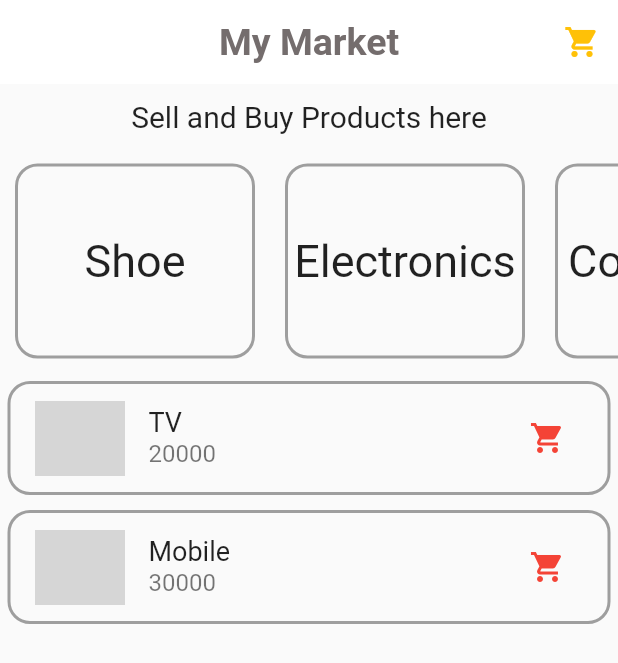
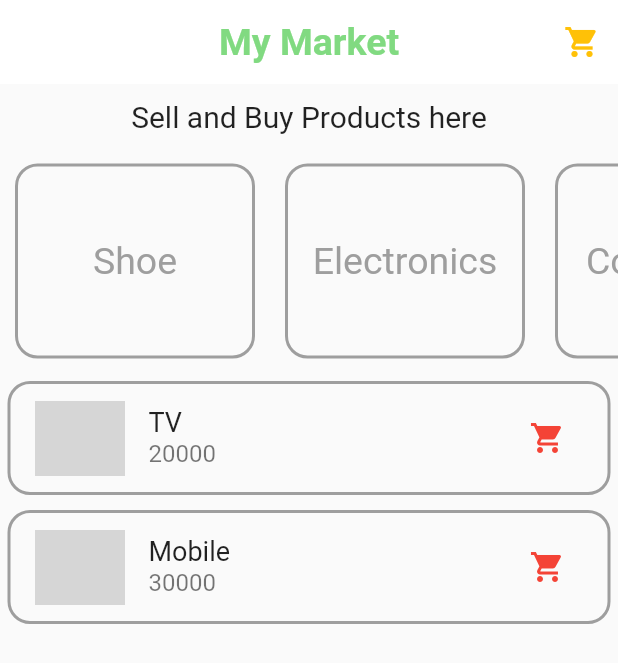
Before and after one commit to robel-milashu/e-commerce-practice, a Flutter app: the screen it shows after launch, on a phone screen of 412 x 824 dp. Shown: the top 663 px of the screen. Run offline on Flutter 3.47's test engine with Material 2 defaults, Android fonts, the phone set to English and light mode, and no system bars; grey boxes are pictures that could not be loaded.

Commit message:
product update

```diff
--- /dev/null
+++ b/lib/common/strings.dart
@@ -0,0 +1,14 @@
+import 'package:flutter/material.dart';
+
+class Strings {
+  final Color backgroundColor = const Color.fromARGB(255, 116, 109, 109);
+
+  static Color green = const Color.fromARGB(255, 129, 218, 129);
+
+  static Widget h40 = const SizedBox(
+    height: 40,
+  );
+  static Widget h10 = const SizedBox(
+    height: 10,
+  );
+}
--- a/lib/screens/products_screen.dart
+++ b/lib/screens/products_screen.dart
@@ -1,8 +1,9 @@
 import 'package:flutter/material.dart';
 import 'package:provider/provider.dart';
 import 'package:state_example/screens/reusable/category_container.dart';
-
+import 'package:state_example/screens/reusable/product_view.dart';
 import '../state/product_provider.dart';
+import '../common/strings.dart';
 
 class ProductsListScreen extends StatelessWidget {
   ProductsListScreen({super.key});
@@ -19,10 +20,11 @@ class ProductsListScreen extends StatelessWidget {
 
     return Scaffold(
       appBar: AppBar(
-        title: const Text(
+        title: Text(
           "My Market",
           style: TextStyle(
-              color: Color.fromARGB(255, 116, 109, 109),
+              color: Strings.green,
+              // color: Color.fromARGB(255, 116, 109, 109),
               fontSize: 25,
               fontWeight: FontWeight.bold),
         ),
@@ -49,9 +51,7 @@ class ProductsListScreen extends StatelessWidget {
       ),
       body: ListView(
         children: [
-          const SizedBox(
-            height: 10,
-          ),
+          Strings.h10,
           const Text(
             "Sell and Buy Products here",
             textAlign: TextAlign.center,
@@ -88,46 +88,23 @@ class ProductsListScreen extends StatelessWidget {
                   var product = productState
                           .categories[productState.selectedCategoryIndex]
                       ['products'][index];
-                  return Container(
-                    margin:
-                        const EdgeInsets.symmetric(vertical: 5, horizontal: 5),
-                    decoration: BoxDecoration(
-                        border: Border.all(width: 2, color: Colors.grey),
-                        borderRadius: BorderRadius.circular(15)),
-                    child: ListTile(
-                        leading: SizedBox(
-                          child: Image.asset(
-                            width: 60,
-                            height: 50,
-                            "assets/men-shoes.jpg",
-                            fit: BoxFit.contain,
-                          ),
-                        ),
-                        title: Text(
-                          product['brand'],
-                          style: const TextStyle(fontSize: 18),
-                        ),
-                        subtitle: Text(
-                          product['price'].toString(),
-                          style: const TextStyle(fontSize: 16),
-                        ),
+                  return ProductViewScreen(
+                    product: product,
                     trailing: IconButton(
                       onPressed:
-                              productState.selectedProducts.indexOf(product) ==
-                                      -1
+                          productState.selectedProducts.indexOf(product) == -1
                               ? () {
                                   productStateUpdate.addToCart(product);
                                 }
                               : () {},
                       icon: Icon(
                         Icons.shopping_cart,
-                            color: productState.selectedProducts
-                                        .indexOf(product) ==
-                                    -1
+                        color:
+                            productState.selectedProducts.indexOf(product) == -1
                                 ? Colors.red
                                 : Colors.grey,
                       ),
-                        )),
+                    ),
                   );
                 }),
           )
--- a/lib/screens/reusable/category_container.dart
+++ b/lib/screens/reusable/category_container.dart
@@ -15,7 +15,7 @@ class CategoryContainer extends StatelessWidget {
       child: Center(
         child: Text(
           title,
-          style: const TextStyle(fontSize: 30),
+          style: const TextStyle(fontSize: 25, color: Colors.grey),
         ),
       ),
     );
--- a/lib/screens/reusable/product_view.dart
+++ b/lib/screens/reusable/product_view.dart
@@ -1,8 +1,36 @@
+import 'package:flutter/material.dart';
+
 class ProductViewScreen extends StatelessWidget {
-  const ProductViewScreen({super.key});
+  ProductViewScreen({super.key, this.product, required this.trailing});
+  var product;
+
+  Widget trailing;
 
   @override
   Widget build(BuildContext context) {
-    return Container();
+    return Container(
+      margin: const EdgeInsets.symmetric(vertical: 5, horizontal: 5),
+      decoration: BoxDecoration(
+          border: Border.all(width: 2, color: Colors.grey),
+          borderRadius: BorderRadius.circular(15)),
+      child: ListTile(
+          leading: SizedBox(
+            child: Image.asset(
+              width: 60,
+              height: 50,
+              "assets/men-shoes.jpg",
+              fit: BoxFit.contain,
+            ),
+          ),
+          title: Text(
+            product['brand'],
+            style: const TextStyle(fontSize: 18),
+          ),
+          subtitle: Text(
+            product['price'].toString(),
+            style: const TextStyle(fontSize: 16),
+          ),
+          trailing: trailing),
+    );
   }
 }
```
Also changed, not shown: lib/screens/carts_screen.dart (+25 -19 lines). Lines whose indentation alone changed are shown as unchanged.
